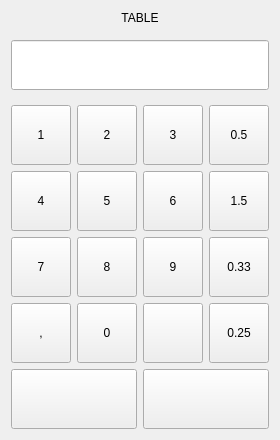
Above: Forms/dlgqty.ui from End1-1/Cafe5 before the change. Below: the same form after it.
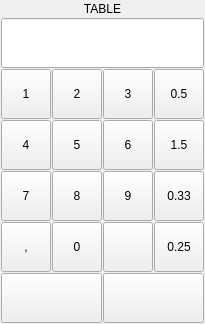
That is the form after the change. Icons and pictures are not drawn. Custom widgets are drawn as their Qt base class.

The edit to the form file:
```diff
--- a/Forms/dlgqty.ui
+++ b/Forms/dlgqty.ui
@@ -6,8 +6,8 @@
    <rect>
     <x>0</x>
     <y>0</y>
-    <width>276</width>
-    <height>435</height>
+    <width>205</width>
+    <height>324</height>
    </rect>
   </property>
   <property name="sizePolicy">
@@ -26,6 +26,21 @@
    <string>Set quantity</string>
   </property>
   <layout class="QGridLayout" name="gridLayout">
+   <property name="leftMargin">
+    <number>1</number>
+   </property>
+   <property name="topMargin">
+    <number>1</number>
+   </property>
+   <property name="rightMargin">
+    <number>1</number>
+   </property>
+   <property name="bottomMargin">
+    <number>1</number>
+   </property>
+   <property name="spacing">
+    <number>1</number>
+   </property>
    <item row="0" column="0" colspan="4">
     <widget class="QLabel" name="label">
      <property name="maximumSize">
@@ -48,12 +63,21 @@
    <item row="1" column="0" colspan="4">
     <widget class="QWidget" name="widget" native="true">
      <layout class="QHBoxLayout" name="horizontalLayout">
+      <property name="spacing">
+       <number>1</number>
+      </property>
       <property name="leftMargin">
        <number>0</number>
       </property>
+      <property name="topMargin">
+       <number>0</number>
+      </property>
       <property name="rightMargin">
        <number>0</number>
       </property>
+      <property name="bottomMargin">
+       <number>0</number>
+      </property>
       <item>
        <widget class="C5LineEdit" name="leQty">
         <property name="sizePolicy">
@@ -88,17 +112,17 @@
     </widget>
    </item>
    <item row="2" column="0">
-    <widget class="QPushButton" name="btn1">
+    <widget class="QToolButton" name="btn1">
      <property name="minimumSize">
       <size>
-       <width>60</width>
-       <height>60</height>
+       <width>50</width>
+       <height>50</height>
       </size>
      </property>
      <property name="maximumSize">
       <size>
-       <width>60</width>
-       <height>60</height>
+       <width>50</width>
+       <height>50</height>
       </size>
      </property>
      <property name="focusPolicy">
@@ -110,17 +134,17 @@
     </widget>
    </item>
    <item row="2" column="1">
-    <widget class="QPushButton" name="btn2">
+    <widget class="QToolButton" name="btn2">
      <property name="minimumSize">
       <size>
-       <width>60</width>
-       <height>60</height>
+       <width>50</width>
+       <height>50</height>
       </size>
      </property>
      <property name="maximumSize">
       <size>
-       <width>60</width>
-       <height>60</height>
+       <width>50</width>
+       <height>50</height>
       </size>
      </property>
      <property name="focusPolicy">
@@ -132,17 +156,17 @@
     </widget>
    </item>
    <item row="2" column="2">
-    <widget class="QPushButton" name="btn3">
+    <widget class="QToolButton" name="btn3">
      <property name="minimumSize">
       <size>
-       <width>60</width>
-       <height>60</height>
+       <width>50</width>
+       <height>50</height>
       </size>
      </property>
      <property name="maximumSize">
       <size>
-       <width>60</width>
-       <height>60</height>
+       <width>50</width>
+       <height>50</height>
       </size>
      </property>
      <property name="focusPolicy">
@@ -154,17 +178,17 @@
     </widget>
    </item>
    <item row="2" column="3">
-    <widget class="QPushButton" name="btn05">
+    <widget class="QToolButton" name="btn05">
      <property name="minimumSize">
       <size>
-       <width>60</width>
-       <height>60</height>
+       <width>50</width>
+       <height>50</height>
       </size>
      </property>
      <property name="maximumSize">
       <size>
-       <width>60</width>
-       <height>60</height>
+       <width>50</width>
+       <height>50</height>
       </size>
      </property>
      <property name="focusPolicy">
@@ -176,17 +200,17 @@
     </widget>
    </item>
    <item row="3" column="0">
-    <widget class="QPushButton" name="btn4">
+    <widget class="QToolButton" name="btn4">
      <property name="minimumSize">
       <size>
-       <width>60</width>
-       <height>60</height>
+       <width>50</width>
+       <height>50</height>
       </size>
      </property>
      <property name="maximumSize">
       <size>
-       <width>60</width>
-       <height>60</height>
+       <width>50</width>
+       <height>50</height>
       </size>
      </property>
      <property name="focusPolicy">
@@ -198,17 +222,17 @@
     </widget>
    </item>
    <item row="3" column="1">
-    <widget class="QPushButton" name="btn5">
+    <widget class="QToolButton" name="btn5">
      <property name="minimumSize">
       <size>
-       <width>60</width>
-       <height>60</height>
+       <width>50</width>
+       <height>50</height>
       </size>
      </property>
      <property name="maximumSize">
       <size>
-       <width>60</width>
-       <height>60</height>
+       <width>50</width>
+       <height>50</height>
       </size>
      </property>
      <property name="focusPolicy">
@@ -220,17 +244,17 @@
     </widget>
    </item>
    <item row="3" column="2">
-    <widget class="QPushButton" name="btn6">
+    <widget class="QToolButton" name="btn6">
      <property name="minimumSize">
       <size>
-       <width>60</width>
-       <height>60</height>
+       <width>50</width>
+       <height>50</height>
       </size>
      </property>
      <property name="maximumSize">
       <size>
-       <width>60</width>
-       <height>60</height>
+       <width>50</width>
+       <height>50</height>
       </size>
      </property>
      <property name="focusPolicy">
@@ -242,17 +266,17 @@
     </widget>
    </item>
    <item row="3" column="3">
-    <widget class="QPushButton" name="btn15">
+    <widget class="QToolButton" name="btn15">
      <property name="minimumSize">
       <size>
-       <width>60</width>
-       <height>60</height>
+       <width>50</width>
+       <height>50</height>
       </size>
      </property>
      <property name="maximumSize">
       <size>
-       <width>60</width>
-       <height>60</height>
+       <width>50</width>
+       <height>50</height>
       </size>
      </property>
      <property name="focusPolicy">
@@ -264,17 +288,17 @@
     </widget>
    </item>
    <item row="4" column="0">
-    <widget class="QPushButton" name="btn7">
+    <widget class="QToolButton" name="btn7">
      <property name="minimumSize">
       <size>
-       <width>60</width>
-       <height>60</height>
+       <width>50</width>
+       <height>50</height>
       </size>
      </property>
      <property name="maximumSize">
       <size>
-       <width>60</width>
-       <height>60</height>
+       <width>50</width>
+       <height>50</height>
       </size>
      </property>
      <property name="focusPolicy">
@@ -286,17 +310,17 @@
     </widget>
    </item>
    <item row="4" column="1">
-    <widget class="QPushButton" name="btn8">
+    <widget class="QToolButton" name="btn8">
      <property name="minimumSize">
       <size>
-       <width>60</width>
-       <height>60</height>
+       <width>50</width>
+       <height>50</height>
       </size>
      </property>
      <property name="maximumSize">
       <size>
-       <width>60</width>
-       <height>60</height>
+       <width>50</width>
+       <height>50</height>
       </size>
      </property>
      <property name="focusPolicy">
@@ -308,17 +332,17 @@
     </widget>
    </item>
    <item row="4" column="2">
-    <widget class="QPushButton" name="btn9">
+    <widget class="QToolButton" name="btn9">
      <property name="minimumSize">
       <size>
-       <width>60</width>
-       <height>60</height>
+       <width>50</width>
+       <height>50</height>
       </size>
      </property>
      <property name="maximumSize">
       <size>
-       <width>60</width>
-       <height>60</height>
+       <width>50</width>
+       <height>50</height>
       </size>
      </property>
      <property name="focusPolicy">
@@ -330,17 +354,17 @@
     </widget>
    </item>
    <item row="4" column="3">
-    <widget class="QPushButton" name="btn033">
+    <widget class="QToolButton" name="btn033">
      <property name="minimumSize">
       <size>
-       <width>60</width>
-       <height>60</height>
+       <width>50</width>
+       <height>50</height>
       </size>
      </property>
      <property name="maximumSize">
       <size>
-       <width>60</width>
-       <height>60</height>
+       <width>50</width>
+       <height>50</height>
       </size>
      </property>
      <property name="focusPolicy">
@@ -352,17 +376,17 @@
     </widget>
    </item>
    <item row="5" column="0">
-    <widget class="QPushButton" name="btnDec">
+    <widget class="QToolButton" name="btnDec">
      <property name="minimumSize">
       <size>
-       <width>60</width>
-       <height>60</height>
+       <width>50</width>
+       <height>50</height>
       </size>
      </property>
      <property name="maximumSize">
       <size>
-       <width>60</width>
-       <height>60</height>
+       <width>50</width>
+       <height>50</height>
       </size>
      </property>
      <property name="focusPolicy">
@@ -374,17 +398,17 @@
     </widget>
    </item>
    <item row="5" column="1">
-    <widget class="QPushButton" name="btn0">
+    <widget class="QToolButton" name="btn0">
      <property name="minimumSize">
       <size>
-       <width>60</width>
-       <height>60</height>
+       <width>50</width>
+       <height>50</height>
       </size>
      </property>
      <property name="maximumSize">
       <size>
-       <width>60</width>
-       <height>60</height>
+       <width>50</width>
+       <height>50</height>
       </size>
      </property>
      <property name="focusPolicy">
@@ -396,17 +420,17 @@
     </widget>
    </item>
    <item row="5" column="2">
-    <widget class="QPushButton" name="btnClear">
+    <widget class="QToolButton" name="btnClear">
      <property name="minimumSize">
       <size>
-       <width>60</width>
-       <height>60</height>
+       <width>50</width>
+       <height>50</height>
       </size>
      </property>
      <property name="maximumSize">
       <size>
-       <width>60</width>
-       <height>60</height>
+       <width>50</width>
+       <height>50</height>
       </size>
      </property>
      <property name="focusPolicy">
@@ -428,17 +452,17 @@
     </widget>
    </item>
    <item row="5" column="3">
-    <widget class="QPushButton" name="btn025">
+    <widget class="QToolButton" name="btn025">
      <property name="minimumSize">
       <size>
-       <width>60</width>
-       <height>60</height>
+       <width>50</width>
+       <height>50</height>
       </size>
      </property>
      <property name="maximumSize">
       <size>
-       <width>60</width>
-       <height>60</height>
+       <width>50</width>
+       <height>50</height>
       </size>
      </property>
      <property name="focusPolicy">
@@ -450,17 +474,23 @@
     </widget>
    </item>
    <item row="6" column="0" colspan="2">
-    <widget class="QPushButton" name="btnOk">
+    <widget class="QToolButton" name="btnOk">
+     <property name="sizePolicy">
+      <sizepolicy hsizetype="Expanding" vsizetype="Fixed">
+       <horstretch>0</horstretch>
+       <verstretch>0</verstretch>
+      </sizepolicy>
+     </property>
      <property name="minimumSize">
       <size>
-       <width>60</width>
-       <height>60</height>
+       <width>50</width>
+       <height>50</height>
       </size>
      </property>
      <property name="maximumSize">
       <size>
        <width>16777215</width>
-       <height>60</height>
+       <height>50</height>
       </size>
      </property>
      <property name="focusPolicy">
@@ -482,17 +512,23 @@
     </widget>
    </item>
    <item row="6" column="2" colspan="2">
-    <widget class="QPushButton" name="btnCancel">
+    <widget class="QToolButton" name="btnCancel">
+     <property name="sizePolicy">
+      <sizepolicy hsizetype="Expanding" vsizetype="Fixed">
+       <horstretch>0</horstretch>
+       <verstretch>0</verstretch>
+      </sizepolicy>
+     </property>
      <property name="minimumSize">
       <size>
-       <width>60</width>
-       <height>60</height>
+       <width>50</width>
+       <height>50</height>
       </size>
      </property>
      <property name="maximumSize">
       <size>
        <width>16777215</width>
-       <height>60</height>
+       <height>50</height>
       </size>
      </property>
      <property name="focusPolicy">
```
Left out of the diff: 57 changed lines with no effect on the pictures.
